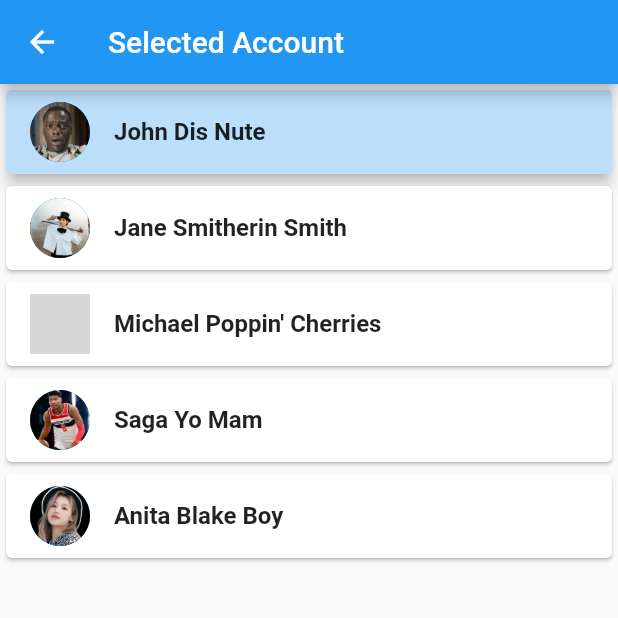
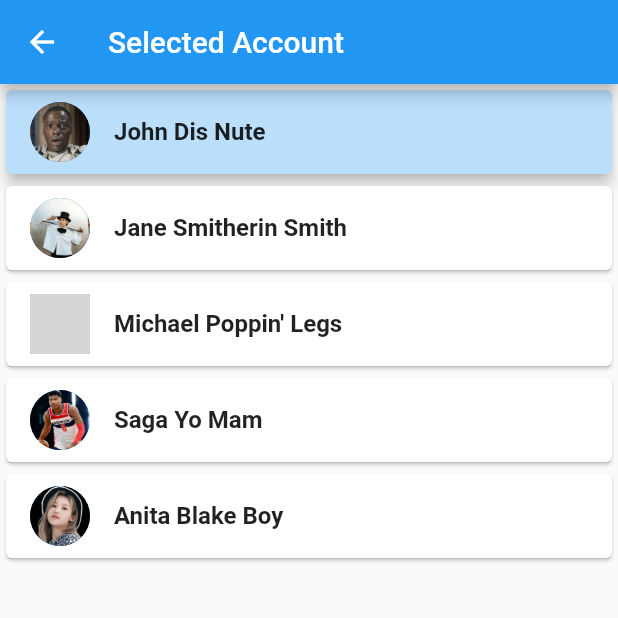
Before and after one commit to BagasCaturS/android, a Flutter app: the AccountPage screen opened directly, on a phone screen of 412 x 824 dp, the top half of it. Run offline on Flutter 3.47's test engine with Material 2 defaults, Android fonts, the phone set to English and light mode, and no system bars; grey boxes are pictures that could not be loaded.

Commit message:
v1.4 Final TUBES

```diff
--- a/lib/accounts.dart
+++ b/lib/accounts.dart
@@ -12,7 +12,7 @@ class _AccountPageState extends State<AccountPage> {
   List<String> accounts = [
     'John Dis Nute',
     'Jane Smitherin Smith',
-    "Michael Poppin' Cherries",
+    "Michael Poppin' Legs",
     'Saga Yo Mam',
     'Anita Blake Boy',
   ];
```
